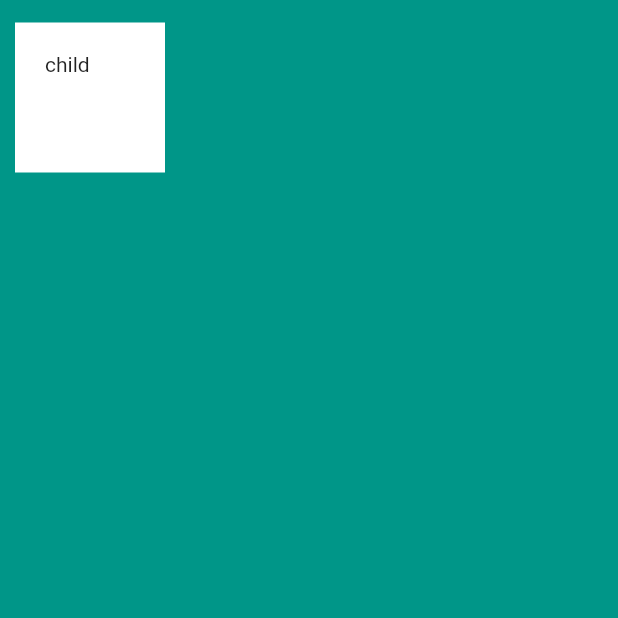
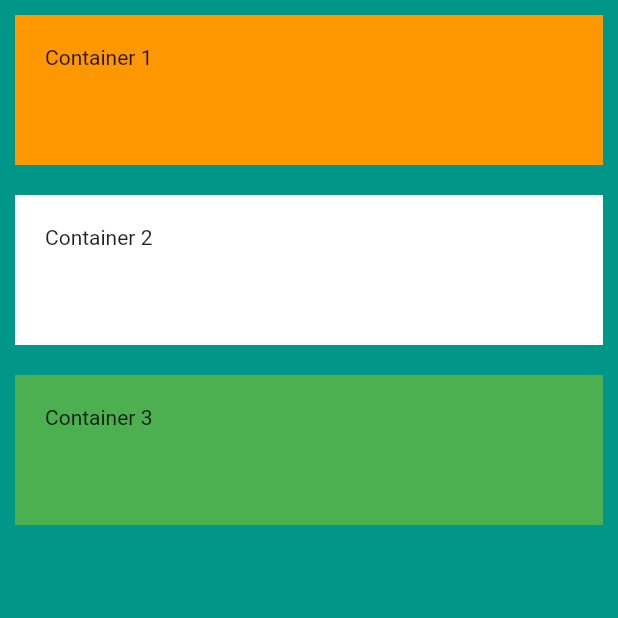
Before and after one commit to rajeevlochansahu/flutter_app_example, a Flutter app: the screen it shows after launch, on a phone screen of 412 x 824 dp, the top half of it. Run offline on Flutter 3.47's test engine with Material 2 defaults, Android fonts, the phone set to English and light mode, and no system bars.

Commit message:
Column container CrossAxisAlignment.stretch

```diff
--- a/lib/main.dart
+++ b/lib/main.dart
@@ -13,13 +13,35 @@ class MyApp extends StatelessWidget {
       home: Scaffold(
         backgroundColor: Colors.teal,
         body: SafeArea(
-          child: Container(
-            height: 100.0,
-            width: 100.0,
-            margin: EdgeInsets.fromLTRB(10, 15, 30, 50),
-            padding: EdgeInsets.all(20),
-            color: Colors.white,
-            child: Text('child'),
+          child: Column(
+            //mainAxisAlignment: MainAxisAlignment.center,
+            crossAxisAlignment: CrossAxisAlignment.stretch,
+            children: [
+              Container(
+                height: 100.0,
+                width: 100.0,
+                margin: EdgeInsets.fromLTRB(10, 10, 10, 10),
+                padding: EdgeInsets.all(20),
+                color: Colors.orange,
+                child: Text('Container 1'),
+              ),
+              Container(
+                height: 100.0,
+                width: 100.0,
+                margin: EdgeInsets.fromLTRB(10, 10, 10, 10),
+                padding: EdgeInsets.all(20),
+                color: Colors.white,
+                child: Text('Container 2'),
+              ),
+              Container(
+                height: 100.0,
+                width: 100.0,
+                margin: EdgeInsets.fromLTRB(10, 10, 10, 10),
+                padding: EdgeInsets.all(20),
+                color: Colors.green,
+                child: Text('Container 3'),
+              )
+            ],
           ),
         ),
       ),
```
